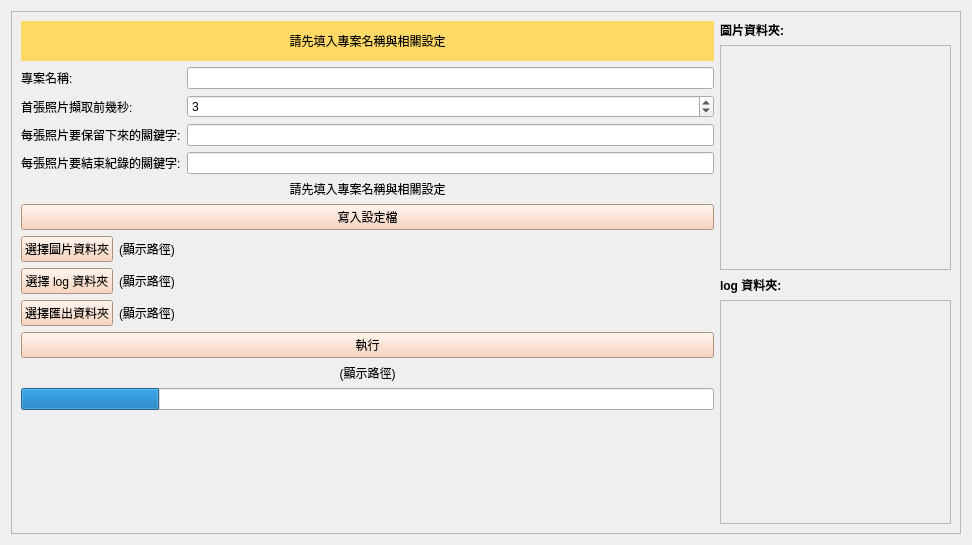
The window that QUL/AF/UI.ui (YuTing-Fang1999/FIH-tool) describes before a commit, drawn with Qt 5.
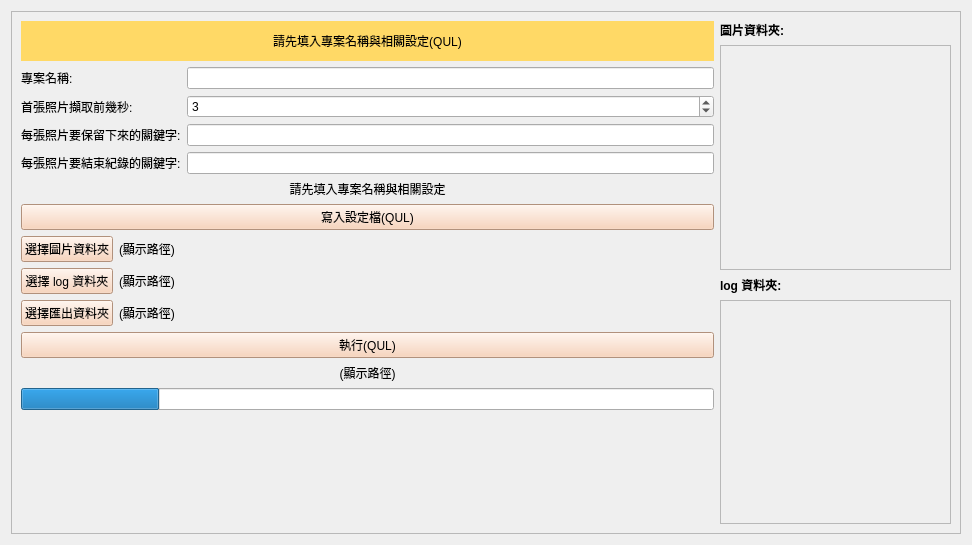
The same window after the commit.

What changed in the file:
```diff
--- a/QUL/AF/UI.ui
+++ b/QUL/AF/UI.ui
@@ -54,7 +54,7 @@
 color: black;</string>
            </property>
            <property name="text">
-            <string>請先填入專案名稱與相關設定</string>
+            <string>請先填入專案名稱與相關設定(QUL)</string>
            </property>
            <property name="scaledContents">
             <bool>false</bool>
@@ -153,7 +153,7 @@
 color: black;</string>
            </property>
            <property name="text">
-            <string>寫入設定檔</string>
+            <string>寫入設定檔(QUL)</string>
            </property>
           </widget>
          </item>
@@ -285,7 +285,7 @@
 color: black;</string>
            </property>
            <property name="text">
-            <string>執行</string>
+            <string>執行(QUL)</string>
            </property>
           </widget>
          </item>
```
